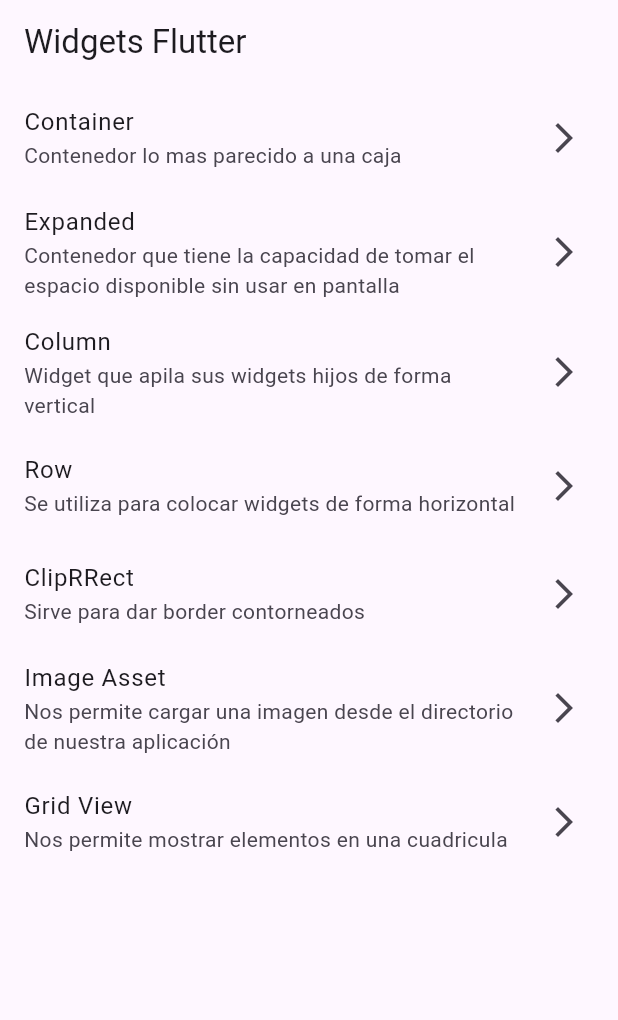
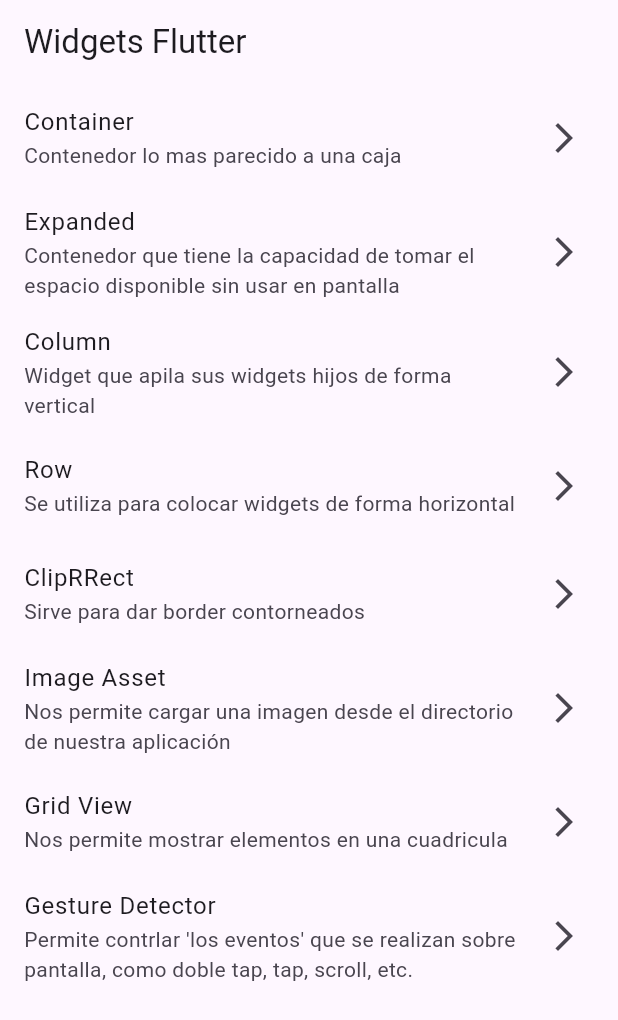
Before and after one commit to VMErik/flutter_widgets, a Flutter app: the screen it shows after launch, on a phone screen of 412 x 824 dp. Shown: the top 1020 px of the screen. Run offline on Flutter 3.47's test engine with Material 3 defaults, Android fonts, the phone set to English and light mode, and no system bars.

Commit message:
Widget del dia Gesture detector

```diff
--- a/lib/pages/home_screen.dart
+++ b/lib/pages/home_screen.dart
@@ -1,4 +1,5 @@
 import 'package:flutter/material.dart';
+import 'package:flutter_widgets_app/widgets/mylisttile.dart';
 
 class HomeScreen extends StatelessWidget {
   const HomeScreen({super.key});
@@ -9,69 +10,54 @@ class HomeScreen extends StatelessWidget {
       appBar: AppBar(
         title: const Text('Widgets Flutter'),
       ),
-      body: Column(
+      body: const Column(
         children: [
-          ListTile(
-            title: const Text('Container'),
-            subtitle: const Text('Contenedor lo mas parecido a una caja'),
-            trailing: const Icon(Icons.arrow_forward_ios_outlined),
-            onTap: () {
-              Navigator.of(context).pushNamed('/container');
-            },
+          MyListTile(
+            name: "Container",
+            description: "Contenedor lo mas parecido a una caja",
+            route: "container",
           ),
-          ListTile(
-            title: const Text('Expanded'),
-            subtitle: const Text(
-                'Contenedor que tiene la capacidad de tomar el espacio disponible sin usar en pantalla'),
-            trailing: const Icon(Icons.arrow_forward_ios_outlined),
-            onTap: () {
-              Navigator.of(context).pushNamed('/expanded');
-            },
+          MyListTile(
+            name: "Expanded",
+            description:
+                "Contenedor que tiene la capacidad de tomar el espacio disponible sin usar en pantalla",
+            route: "expanded",
           ),
-          ListTile(
-            title: const Text('Column'),
-            subtitle: const Text(
-                'Widget que apila sus widgets hijos de forma vertical'),
-            trailing: const Icon(Icons.arrow_forward_ios_outlined),
-            onTap: () {
-              Navigator.of(context).pushNamed('/column');
-            },
+          MyListTile(
+            name: "Column",
+            description:
+                "Widget que apila sus widgets hijos de forma vertical",
+            route: "column",
           ),
-          ListTile(
-            title: const Text('Row'),
-            subtitle: const Text(
-                'Se utiliza para colocar widgets de forma horizontal'),
-            trailing: const Icon(Icons.arrow_forward_ios_outlined),
-            onTap: () {
-              Navigator.of(context).pushNamed('/rows');
-            },
+          MyListTile(
+            name: "Row",
+            description:
+                "Se utiliza para colocar widgets de forma horizontal",
+            route: "rows",
           ),
-          ListTile(
-            title: const Text('ClipRRect'),
-            subtitle: const Text(
-                'Sirve para dar border contorneados'),
-            trailing: const Icon(Icons.arrow_forward_ios_outlined),
-            onTap: () {
-              Navigator.of(context).pushNamed('/cliprrect');
-            },
+           MyListTile(
+            name: "ClipRRect",
+            description:
+                "Sirve para dar border contorneados",
+            route: "cliprrect",
           ),
-           ListTile(
-            title: const Text('Image Asset'),
-            subtitle: const Text(
-                'Nos permite cargar una imagen desde el directorio de nuestra aplicación'),
-            trailing: const Icon(Icons.arrow_forward_ios_outlined),
-            onTap: () {
-              Navigator.of(context).pushNamed('/imageasset');
-            },
+           MyListTile(
+            name: "Image Asset",
+            description:
+                "Nos permite cargar una imagen desde el directorio de nuestra aplicación",
+            route: "imageasset",
           ),
-           ListTile(
-            title: const Text('Grid View'),
-            subtitle: const Text(
-                'Nos permite mostrar elementos en una cuadricula'),
-            trailing: const Icon(Icons.arrow_forward_ios_outlined),
-            onTap: () {
-              Navigator.of(context).pushNamed('/gridview');
-            },
+           MyListTile(
+            name: "Grid View",
+            description:
+                "Nos permite mostrar elementos en una cuadricula",
+            route: "gridview",
+          ),
+           MyListTile(
+            name: "Gesture Detector",
+            description:
+                "Permite contrlar 'los eventos' que se realizan sobre pantalla, como doble tap, tap, scroll, etc.",
+            route: "gesturedetector",
           ),
         ],
       ),
--- a/lib/routes/routes.dart
+++ b/lib/routes/routes.dart
@@ -3,6 +3,7 @@ import 'package:flutter_widgets_app/pages/cliprrect_screen.dart';
 import 'package:flutter_widgets_app/pages/column_screen.dart';
 import 'package:flutter_widgets_app/pages/container_screen.dart';
 import 'package:flutter_widgets_app/pages/expanded_screen.dart';
+import 'package:flutter_widgets_app/pages/gesturedetector_screen.dart';
 import 'package:flutter_widgets_app/pages/gridview_screen.dart';
 import 'package:flutter_widgets_app/pages/imageasset_screen.dart';
 import 'package:flutter_widgets_app/pages/list_view_screen.dart';
@@ -18,6 +19,6 @@ class RouterApp{
     '/cliprrect' : (BuildContext context) => const ClipRRectScreen(),
     '/imageasset' : (BuildContext context) => const ImageAssetScreen(),
     '/gridview' : (BuildContext context) => const GridViewScreen(),
-
+    '/gesturedetector' : (BuildContext context) => const GestureDetectorScreen(),
   };
 }
--- /dev/null
+++ b/lib/widgets/mylisttile.dart
@@ -0,0 +1,24 @@
+import 'package:flutter/material.dart';
+
+class MyListTile extends StatelessWidget {
+
+
+  final String name;
+  final String description;
+  final String route;
+
+
+  const MyListTile({super.key, required this.name, required this.description, required this.route});
+
+  @override
+  Widget build(BuildContext context) {
+    return ListTile(
+            title:  Text(name),
+            subtitle:  Text(description),
+            trailing:  const Icon(Icons.arrow_forward_ios_outlined),
+            onTap: () {
+              Navigator.of(context).pushNamed('/$route');
+            },
+          );
+  }
+}
```
Also changed, not shown: lib/pages/gesturedetector_screen.dart (added, +62 -0 lines).
